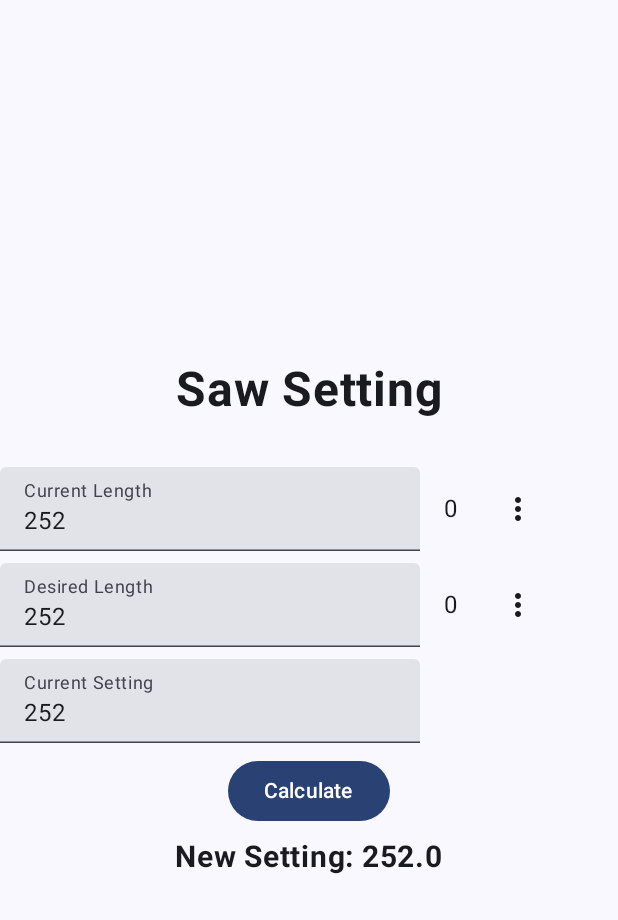
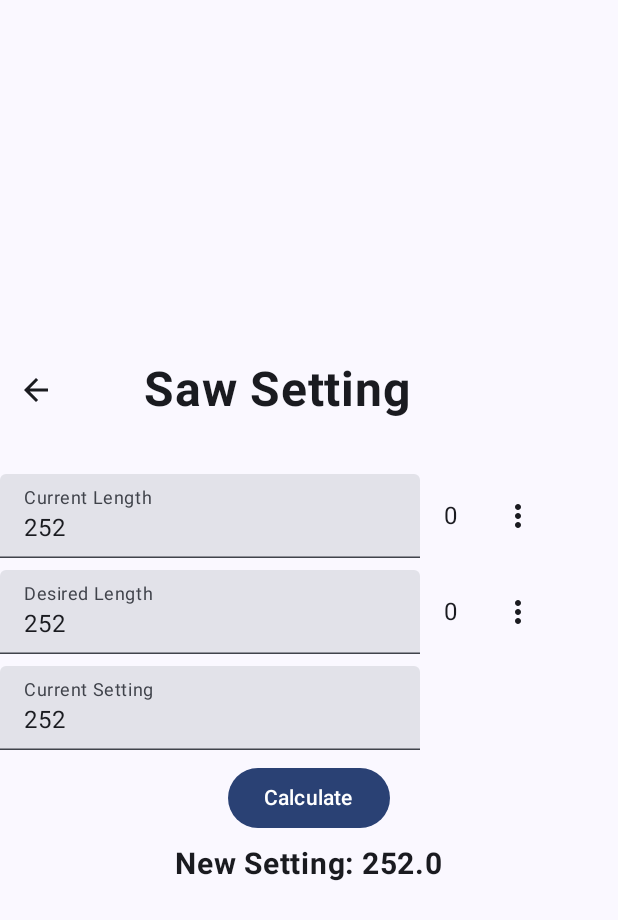
Before and after one commit to alarimer/extrusion-operator-calculator, an Android app built with Jetpack Compose: the SawSettingScreen screen opened through its navigation route, after a tap on "Calculate", on a phone screen of 412 x 824 dp. Shown: the top 920 px of the screen. Run offline under Robolectric (Android 15) with nearby library versions, the light colour scheme and no system bars.

Commit message:
add back navigation button to individual tool screens

```diff
--- a/app/src/main/java/com/awful/extrusionoperatorcalculator/MainActivity.kt
+++ b/app/src/main/java/com/awful/extrusionoperatorcalculator/MainActivity.kt
@@ -52,11 +52,13 @@ fun EocApp(
         }
         composable<SawSettingScreen> {
             SawSettingScreen(
+                onBack = { navController.navigateUp() },
                 modifier = modifier
             )
         }
         composable<RackTimeScreen> {
             RackTimeScreen(
+                onBack = { navController.navigateUp() },
                 modifier =  modifier
             )
         }
--- a/app/src/main/java/com/awful/extrusionoperatorcalculator/ui/SawSettingScreen.kt
+++ b/app/src/main/java/com/awful/extrusionoperatorcalculator/ui/SawSettingScreen.kt
@@ -6,9 +6,11 @@ import androidx.compose.foundation.layout.Column
 import androidx.compose.foundation.layout.Row
 import androidx.compose.foundation.layout.Spacer
 import androidx.compose.foundation.layout.fillMaxSize
+import androidx.compose.foundation.layout.fillMaxWidth
 import androidx.compose.foundation.layout.padding
 import androidx.compose.foundation.text.KeyboardOptions
 import androidx.compose.material.icons.Icons
+import androidx.compose.material.icons.automirrored.filled.ArrowBack
 import androidx.compose.material.icons.filled.MoreVert
 import androidx.compose.material3.Button
 import androidx.compose.material3.DropdownMenu
@@ -35,12 +37,14 @@ import com.awful.extrusionoperatorcalculator.R
 import com.awful.extrusionoperatorcalculator.data.DataSource
 import com.awful.extrusionoperatorcalculator.ui.theme.ExtrusionOperatorCalculatorTheme
 import kotlinx.serialization.Serializable
+import kotlin.math.round
 
 @Serializable
 object SawSettingScreen
 
 @Composable
 fun SawSettingScreen(
+    onBack: () -> Unit,
     modifier: Modifier = Modifier
 ) {
     var currentLength by remember { mutableStateOf("252") }
@@ -53,12 +57,24 @@ fun SawSettingScreen(
         modifier = modifier.fillMaxSize(),
         verticalArrangement = Arrangement.Center
     ) {
-        Text(
-            stringResource(R.string.saw_setting),
-            fontSize = 32.sp,
-            fontWeight = FontWeight.Bold,
-            modifier = modifier.align(Alignment.CenterHorizontally)
-        )
+        Row(
+            modifier = Modifier.fillMaxWidth(),
+            horizontalArrangement = Arrangement.Start,
+            verticalAlignment = Alignment.CenterVertically
+        ) {
+            IconButton(onClick = onBack) {
+                Icon(
+                    imageVector = Icons.AutoMirrored.Filled.ArrowBack,
+                    contentDescription = stringResource(R.string.back_button)
+                )
+            }
+            Spacer(modifier = Modifier.padding(24.dp))
+            Text(
+                stringResource(R.string.saw_setting),
+                fontSize = 32.sp,
+                fontWeight = FontWeight.Bold
+            )
+        }
         Spacer(
             modifier = Modifier.padding(16.dp)
         )
@@ -192,7 +208,7 @@ fun calculateDesiredSetting(
     desiredLength: Double,
     currentSetting: Double
 ): String {
-    return (kotlin.math.round(currentSetting * desiredLength / currentLength * 8) / 8).toString()
+    return (round(currentSetting * desiredLength / currentLength * 8) / 8).toString()
 }
 
 @Preview(showBackground = true)
@@ -200,6 +216,7 @@ fun calculateDesiredSetting(
 fun SawSettingScreenPreview() {
     ExtrusionOperatorCalculatorTheme {
         SawSettingScreen(
+            onBack = {},
             modifier = Modifier
         )
     }
--- a/app/src/main/res/values/strings.xml
+++ b/app/src/main/res/values/strings.xml
@@ -2,6 +2,7 @@
     <string name="app_name">Extrusion Operator Calculator</string>
     <string name="saw_setting">Saw Setting</string>
     <string name="rack_time">Rack Time</string>
+    <string name="back_button">Back to Tool Selection</string>
     <string name="calculate">Calculate</string>
     <string name="inches">inches</string>
     <string name="meters_per_minute">m/min</string>
```
Also changed, not shown: app/src/main/java/com/awful/extrusionoperatorcalculator/ui/RackTimeScreen.kt (+22 -6 lines).
